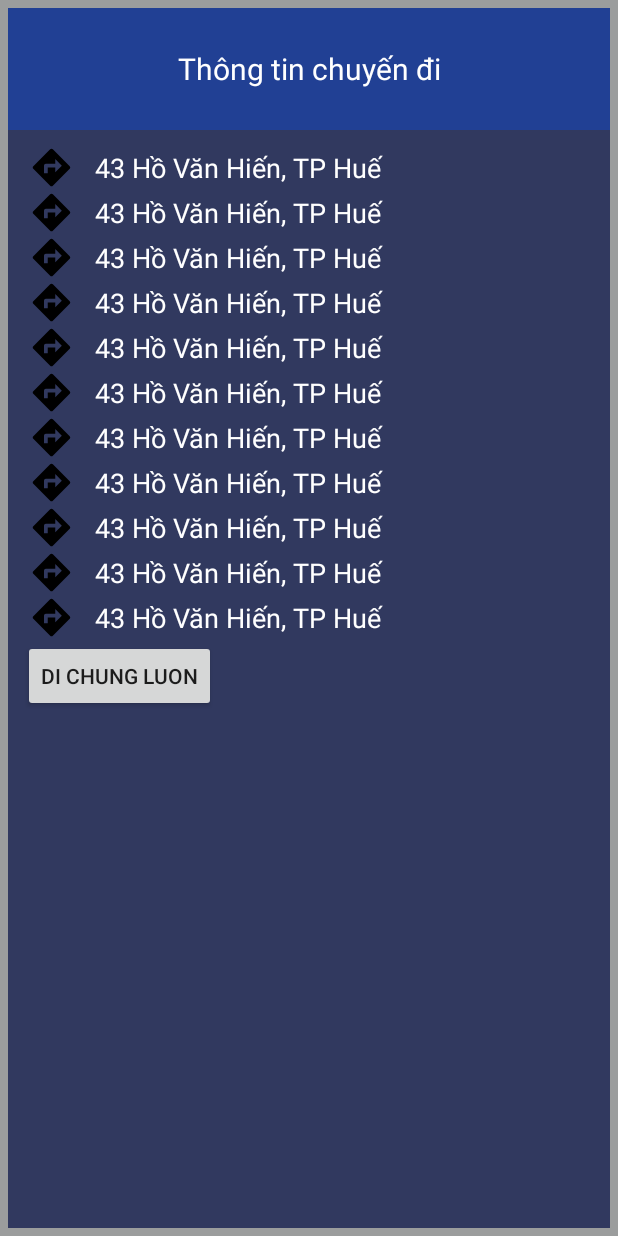
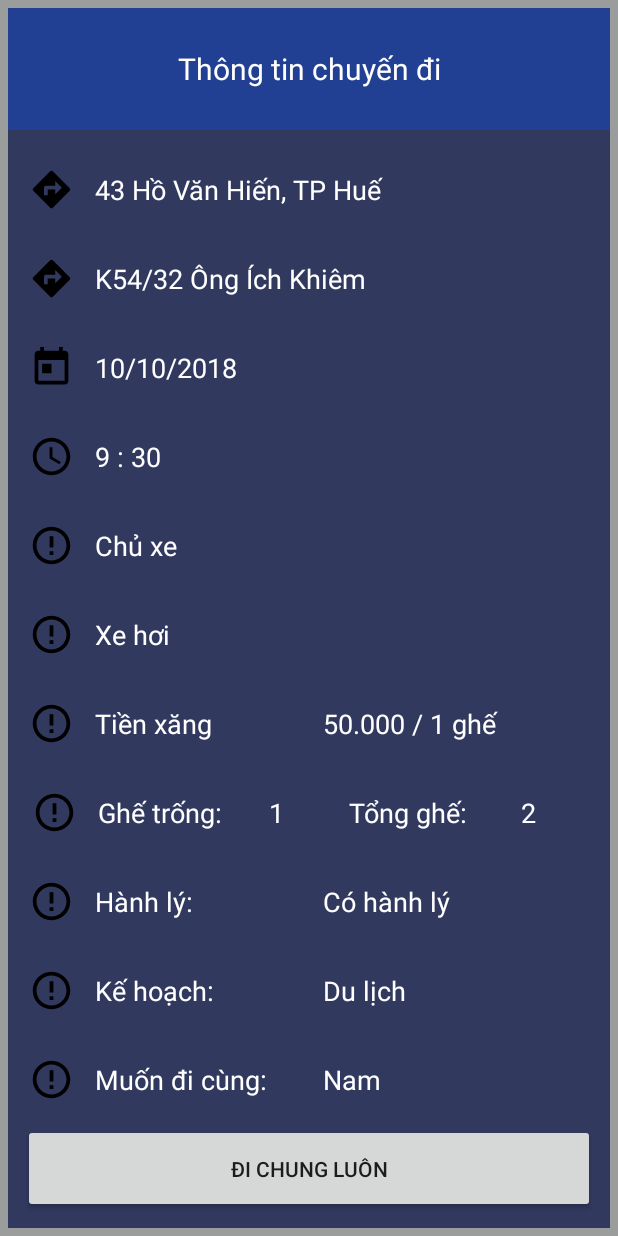
Before and after one commit to DucCoderIT/TRIPFUN, an Android app: the ShowTripDetailsActivity screen opened directly, with no data from a screen before it, on a phone screen of 412 x 824 dp. Run offline under Robolectric (Android 15) with nearby library versions, the phone set to English and light mode, and no system bars.

Commit message:
23/11 - 23h40

```diff
--- /dev/null
+++ b/app/src/main/res/drawable/ic_info_black_24dp.xml
@@ -0,0 +1,9 @@
+<vector xmlns:android="http://schemas.android.com/apk/res/android"
+        android:width="24dp"
+        android:height="24dp"
+        android:viewportWidth="24.0"
+        android:viewportHeight="24.0">
+    <path
+        android:fillColor="#FF000000"
+        android:pathData="M11,15h2v2h-2zM11,7h2v6h-2zM11.99,2C6.47,2 2,6.48 2,12s4.47,10 9.99,10C17.52,22 22,17.52 22,12S17.52,2 11.99,2zM12,20c-4.42,0 -8,-3.58 -8,-8s3.58,-8 8,-8 8,3.58 8,8 -3.58,8 -8,8z"/>
+</vector>
--- a/app/src/main/res/layout/activity_show_trip_details.xml
+++ b/app/src/main/res/layout/activity_show_trip_details.xml
@@ -26,10 +26,12 @@
         android:padding="10dp"
         android:paddingBottom="0dp"
         android:orientation="vertical"
+        android:weightSum="12"
         android:background="@color/bgCostItem">
         <LinearLayout
             android:layout_width="match_parent"
-                    android:layout_height="wrap_content"
+            android:layout_height="0dp"
+            android:layout_weight="1"
             android:gravity="center"
             android:weightSum="10">
             <ImageView
@@ -48,7 +50,8 @@
         </LinearLayout>
         <LinearLayout
             android:layout_width="match_parent"
-                    android:layout_height="wrap_content"
+            android:layout_height="0dp"
+            android:layout_weight="1"
             android:gravity="center"
             android:weightSum="10">
             <ImageView
@@ -61,184 +64,251 @@
                 android:layout_height="wrap_content"
                 android:layout_weight="9"
                 android:paddingStart="10dp"
-                        android:text="43 Hồ Văn Hiến, TP Huế"
+                android:text="K54/32 Ông Ích Khiêm"
                 android:textSize="18sp"
                 android:textColor="@color/white"/>
         </LinearLayout>
         <LinearLayout
             android:layout_width="match_parent"
-            android:layout_height="wrap_content"
+            android:layout_height="0dp"
+            android:layout_weight="1"
             android:gravity="center"
             android:weightSum="10">
             <ImageView
                 android:layout_width="0dp"
                 android:layout_height="30dp"
                 android:layout_weight="1"
-                android:src="@drawable/ic_directions_black_24dp"/>
+                android:src="@drawable/ic_today_black_24dp"/>
             <TextView
                 android:layout_width="0dp"
                 android:layout_height="wrap_content"
                 android:layout_weight="9"
                 android:paddingStart="10dp"
-                android:text="43 Hồ Văn Hiến, TP Huế"
+                android:text="10/10/2018"
                 android:textSize="18sp"
                 android:textColor="@color/white"/>
         </LinearLayout>
         <LinearLayout
             android:layout_width="match_parent"
-            android:layout_height="wrap_content"
+            android:layout_height="0dp"
+            android:layout_weight="1"
             android:gravity="center"
             android:weightSum="10">
             <ImageView
                 android:layout_width="0dp"
                 android:layout_height="30dp"
                 android:layout_weight="1"
-                android:src="@drawable/ic_directions_black_24dp"/>
+                android:src="@drawable/ic_access_time_black_24dp"/>
             <TextView
                 android:layout_width="0dp"
                 android:layout_height="wrap_content"
                 android:layout_weight="9"
                 android:paddingStart="10dp"
-                android:text="43 Hồ Văn Hiến, TP Huế"
+                android:text="9 : 30"
                 android:textSize="18sp"
                 android:textColor="@color/white"/>
         </LinearLayout>
         <LinearLayout
             android:layout_width="match_parent"
-            android:layout_height="wrap_content"
+            android:layout_height="0dp"
+            android:layout_weight="1"
             android:gravity="center"
             android:weightSum="10">
             <ImageView
                 android:layout_width="0dp"
                 android:layout_height="30dp"
                 android:layout_weight="1"
-                android:src="@drawable/ic_directions_black_24dp"/>
+                android:src="@drawable/ic_info_black_24dp"/>
             <TextView
                 android:layout_width="0dp"
                 android:layout_height="wrap_content"
                 android:layout_weight="9"
                 android:paddingStart="10dp"
-                android:text="43 Hồ Văn Hiến, TP Huế"
+                android:text="Chủ xe"
                 android:textSize="18sp"
                 android:textColor="@color/white"/>
         </LinearLayout>
+
         <LinearLayout
             android:layout_width="match_parent"
-            android:layout_height="wrap_content"
+            android:layout_height="0dp"
+            android:layout_weight="1"
             android:gravity="center"
             android:weightSum="10">
             <ImageView
                 android:layout_width="0dp"
                 android:layout_height="30dp"
                 android:layout_weight="1"
-                android:src="@drawable/ic_directions_black_24dp"/>
+                android:src="@drawable/ic_info_black_24dp"/>
             <TextView
                 android:layout_width="0dp"
                 android:layout_height="wrap_content"
                 android:layout_weight="9"
                 android:paddingStart="10dp"
-                android:text="43 Hồ Văn Hiến, TP Huế"
+                android:text="Xe hơi"
                 android:textSize="18sp"
                 android:textColor="@color/white"/>
         </LinearLayout>
         <LinearLayout
             android:layout_width="match_parent"
-            android:layout_height="wrap_content"
+            android:layout_height="0dp"
+            android:layout_weight="1"
             android:gravity="center"
             android:weightSum="10">
             <ImageView
                 android:layout_width="0dp"
                 android:layout_height="30dp"
                 android:layout_weight="1"
-                android:src="@drawable/ic_directions_black_24dp"/>
+                android:src="@drawable/ic_info_black_24dp"/>
             <TextView
                 android:layout_width="0dp"
                 android:layout_height="wrap_content"
-                android:layout_weight="9"
+                android:layout_weight="4"
                 android:paddingStart="10dp"
-                android:text="43 Hồ Văn Hiến, TP Huế"
+                android:text="Tiền xăng"
+                android:textSize="18sp"
+                android:textColor="@color/white"/>
+            <TextView
+                android:layout_width="0dp"
+                android:layout_height="wrap_content"
+                android:layout_weight="5"
+                android:paddingStart="10dp"
+                android:text="50.000 / 1 ghế"
                 android:textSize="18sp"
                 android:textColor="@color/white"/>
         </LinearLayout>
         <LinearLayout
             android:layout_width="match_parent"
-            android:layout_height="wrap_content"
+            android:layout_height="0dp"
+            android:layout_weight="1"
             android:gravity="center"
             android:weightSum="10">
             <ImageView
                 android:layout_width="0dp"
                 android:layout_height="30dp"
                 android:layout_weight="1"
-                android:src="@drawable/ic_directions_black_24dp"/>
+                android:src="@drawable/ic_info_black_24dp"/>
             <TextView
                 android:layout_width="0dp"
                 android:layout_height="wrap_content"
-                android:layout_weight="9"
+                android:layout_weight="3"
                 android:paddingStart="10dp"
-                android:text="43 Hồ Văn Hiến, TP Huế"
+                android:text="Ghế trống:"
+                android:textSize="18sp"
+                android:textColor="@color/white"/>
+            <TextView
+                android:layout_width="0dp"
+                android:layout_height="wrap_content"
+                android:layout_weight="1.4"
+                android:paddingStart="10dp"
+                android:text="1"
+                android:textSize="18sp"
+                android:textColor="@color/white"/>
+            <TextView
+                android:layout_width="0dp"
+                android:layout_height="wrap_content"
+                android:layout_weight="3"
+                android:paddingStart="10dp"
+                android:text="Tổng ghế:"
+                android:textSize="18sp"
+                android:textColor="@color/white"/>
+            <TextView
+                android:layout_width="0dp"
+                android:layout_height="wrap_content"
+                android:layout_weight="1.5"
+                android:paddingStart="10dp"
+                android:text="2"
                 android:textSize="18sp"
                 android:textColor="@color/white"/>
         </LinearLayout>
         <LinearLayout
             android:layout_width="match_parent"
-            android:layout_height="wrap_content"
+            android:layout_height="0dp"
+            android:layout_weight="1"
             android:gravity="center"
             android:weightSum="10">
             <ImageView
                 android:layout_width="0dp"
                 android:layout_height="30dp"
                 android:layout_weight="1"
-                android:src="@drawable/ic_directions_black_24dp"/>
+                android:src="@drawable/ic_info_black_24dp"/>
             <TextView
                 android:layout_width="0dp"
                 android:layout_height="wrap_content"
-                android:layout_weight="9"
+                android:layout_weight="4"
                 android:paddingStart="10dp"
-                android:text="43 Hồ Văn Hiến, TP Huế"
+                android:text="Hành lý:"
+                android:textSize="18sp"
+                android:textColor="@color/white"/>
+            <TextView
+                android:layout_width="0dp"
+                android:layout_height="wrap_content"
+                android:layout_weight="5"
+                android:paddingStart="10dp"
+                android:text="Có hành lý"
                 android:textSize="18sp"
                 android:textColor="@color/white"/>
         </LinearLayout>
         <LinearLayout
             android:layout_width="match_parent"
-            android:layout_height="wrap_content"
+            android:layout_height="0dp"
+            android:layout_weight="1"
             android:gravity="center"
             android:weightSum="10">
             <ImageView
                 android:layout_width="0dp"
                 android:layout_height="30dp"
                 android:layout_weight="1"
-                android:src="@drawable/ic_directions_black_24dp"/>
+                android:src="@drawable/ic_info_black_24dp"/>
             <TextView
                 android:layout_width="0dp"
                 android:layout_height="wrap_content"
-                android:layout_weight="9"
+                android:layout_weight="4"
                 android:paddingStart="10dp"
-                android:text="43 Hồ Văn Hiến, TP Huế"
+                android:text="Kế hoạch:"
+                android:textSize="18sp"
+                android:textColor="@color/white"/>
+            <TextView
+                android:layout_width="0dp"
+                android:layout_height="wrap_content"
+                android:layout_weight="5"
+                android:paddingStart="10dp"
+                android:text="Du lịch"
                 android:textSize="18sp"
                 android:textColor="@color/white"/>
         </LinearLayout>
         <LinearLayout
             android:layout_width="match_parent"
-            android:layout_height="wrap_content"
+            android:layout_height="0dp"
+            android:layout_weight="1"
             android:gravity="center"
             android:weightSum="10">
             <ImageView
                 android:layout_width="0dp"
                 android:layout_height="30dp"
                 android:layout_weight="1"
-                android:src="@drawable/ic_directions_black_24dp"/>
+                android:src="@drawable/ic_info_black_24dp"/>
             <TextView
                 android:layout_width="0dp"
                 android:layout_height="wrap_content"
-                android:layout_weight="9"
+                android:layout_weight="4"
                 android:paddingStart="10dp"
-                android:text="43 Hồ Văn Hiến, TP Huế"
+                android:text="Muốn đi cùng:"
+                android:textSize="18sp"
+                android:textColor="@color/white"/>
+            <TextView
+                android:layout_width="0dp"
+                android:layout_height="wrap_content"
+                android:layout_weight="5"
+                android:paddingStart="10dp"
+                android:text="Nam"
                 android:textSize="18sp"
                 android:textColor="@color/white"/>
         </LinearLayout>
         <Button
-            android:layout_width="wrap_content"
-            android:layout_height="wrap_content"
-            android:text="Di chung luon"/>
+            android:layout_width="match_parent"
+            android:layout_height="0dp"
+            android:layout_weight="1"
+            android:text="Đi chung luôn"/>
     </LinearLayout>
 </LinearLayout>
```
Lines whose indentation alone changed are shown as unchanged.
